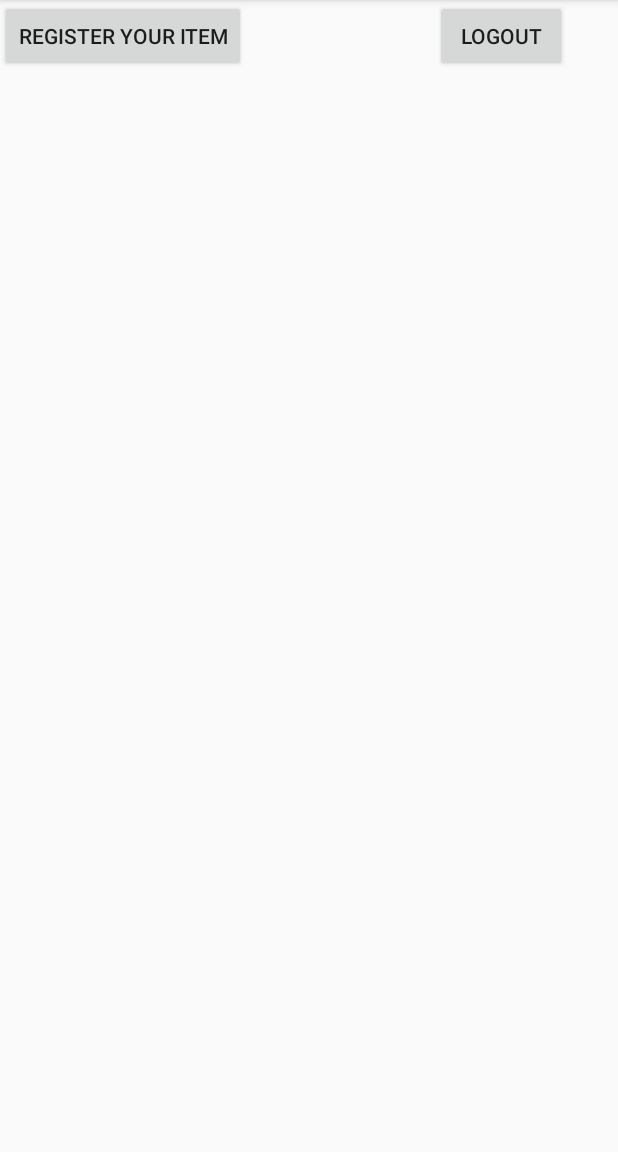
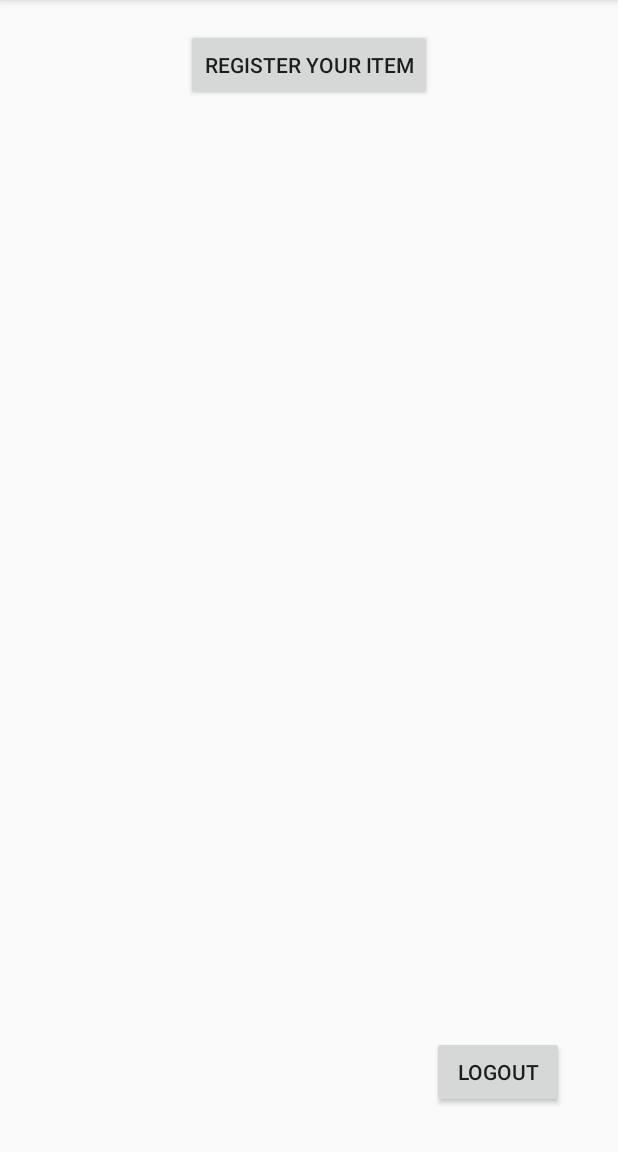
Before and after one commit to willmartian/Wheres-My-Stuff, an Android app: the MainActivity screen opened directly, with no data from a screen before it, on a phone screen of 412 x 824 dp, the part 84-1236 px from its top. Run offline under Robolectric (Android 15) with nearby library versions, the phone set to English and light mode, and no system bars.

Commit message:
fixed main page layout

```diff
--- a/app/src/main/res/layout/activity_main.xml
+++ b/app/src/main/res/layout/activity_main.xml
@@ -1,5 +1,5 @@
 <?xml version="1.0" encoding="utf-8"?>
-<android.support.constraint.ConstraintLayout xmlns:android="http://schemas.android.com/apk/res/android"
+<RelativeLayout xmlns:android="http://schemas.android.com/apk/res/android"
     xmlns:app="http://schemas.android.com/apk/res-auto"
     xmlns:tools="http://schemas.android.com/tools"
     android:layout_width="match_parent"
@@ -12,8 +12,11 @@
         android:layout_height="wrap_content"
         android:text="logout"
         tools:layout_editor_absoluteY="447dp"
-        android:layout_marginLeft="290dp"
-        app:layout_constraintLeft_toLeftOf="parent" />
+        app:layout_constraintLeft_toLeftOf="parent"
+        android:layout_marginBottom="29dp"
+        android:layout_alignParentBottom="true"
+        android:layout_toRightOf="@+id/addItemButton"
+        android:layout_toEndOf="@+id/addItemButton" />
 
     <Button
         android:id="@+id/addItemButton"
@@ -21,6 +24,9 @@
         android:layout_height="wrap_content"
         android:text="Register Your Item"
         tools:layout_editor_absoluteX="110dp"
-        tools:layout_editor_absoluteY="16dp" />
+        tools:layout_editor_absoluteY="16dp"
+        android:layout_marginTop="19dp"
+        android:layout_alignParentTop="true"
+        android:layout_centerHorizontal="true" />
 
-</android.support.constraint.ConstraintLayout>
+</RelativeLayout>
--- a/app/src/main/res/layout/activity_submititem.xml
+++ b/app/src/main/res/layout/activity_submititem.xml
@@ -139,6 +139,7 @@
             android:layout_alignStart="@+id/rewardTextBox"
             android:layout_below="@+id/textView"
             android:layout_weight="1"
+            android:checked="true"
             android:text="Found" />
 
         <RadioButton
```
